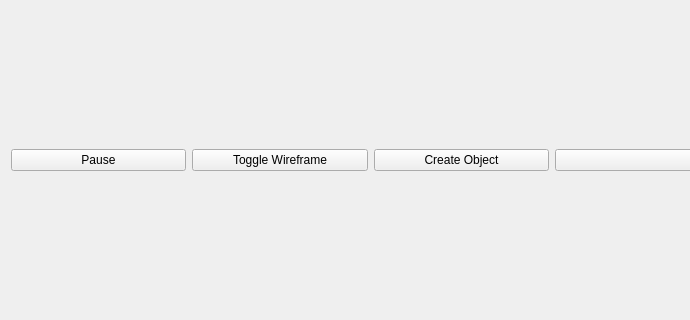
Above: mainwindow.ui from FredrikEik/Game_Engine_Architecture before the change; both pictures show x 0 to 690 and y 105 to 425 of the 1047 by 788 pixel window. Below: the same form after it.
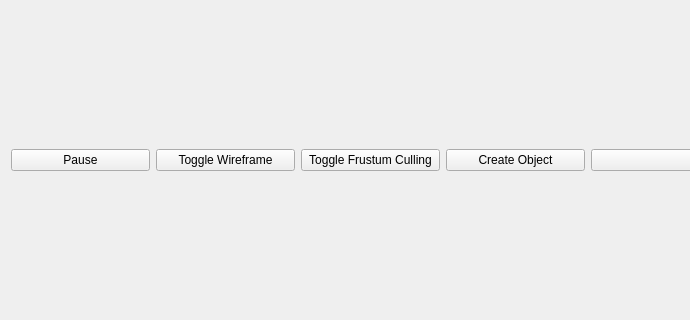
That is the form after the change.

Diff of the .ui file:
```diff
--- a/mainwindow.ui
+++ b/mainwindow.ui
@@ -40,6 +40,19 @@
         </property>
        </widget>
       </item>
+      <item>
+       <widget class="QPushButton" name="toggleFrustumCulling">
+        <property name="text">
+         <string>Toggle Frustum Culling</string>
+        </property>
+        <property name="checkable">
+         <bool>true</bool>
+        </property>
+        <property name="checked">
+         <bool>false</bool>
+        </property>
+       </widget>
+      </item>
       <item>
        <widget class="QPushButton" name="CreateObject">
         <property name="text">
```
